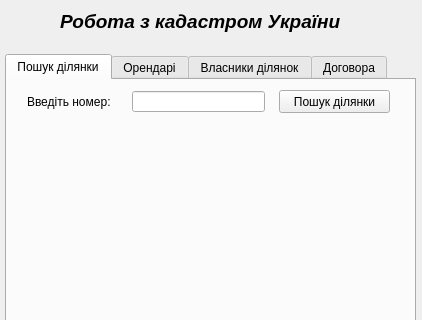
The window that cadnum_dialog_base.ui (iraqez/cadnum) describes before a commit, drawn with Qt 5; both pictures show x 0 to 422 and y 0 to 320 of the 422 by 499 pixel window.
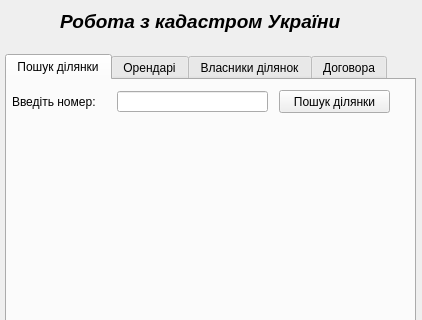
The same window after the commit.

Patch:
```diff
--- a/cadnum_dialog_base.ui
+++ b/cadnum_dialog_base.ui
@@ -81,18 +81,21 @@
     <widget class="QLineEdit" name="cadnumLine">
      <property name="geometry">
       <rect>
-       <x>125</x>
+       <x>110</x>
        <y>11</y>
-       <width>133</width>
+       <width>151</width>
        <height>21</height>
       </rect>
      </property>
      <property name="maximumSize">
       <size>
        <width>151</width>
-       <height>22</height>
+       <height>21</height>
       </size>
      </property>
+     <property name="text">
+      <string/>
+     </property>
      <property name="maxLength">
       <number>22</number>
      </property>
@@ -110,7 +113,7 @@
     <widget class="QLabel" name="label_2">
      <property name="geometry">
       <rect>
-       <x>20</x>
+       <x>5</x>
        <y>14</y>
        <width>101</width>
        <height>16</height>
```
Left out of the diff: 6 changed lines with no effect on the pictures.
